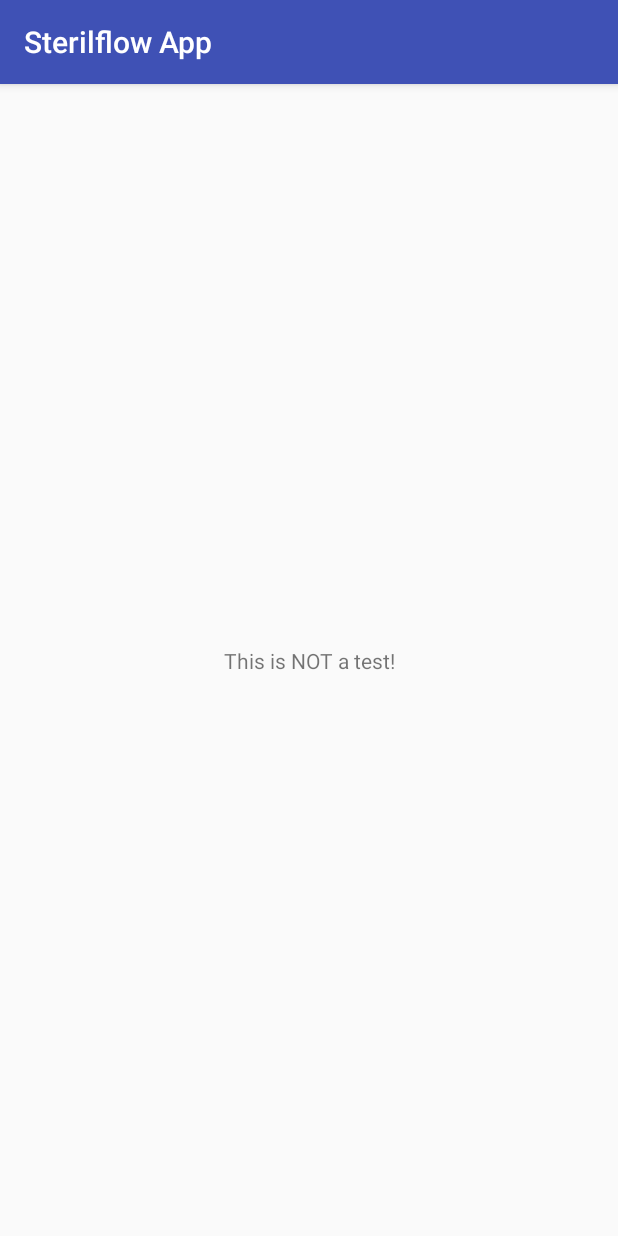
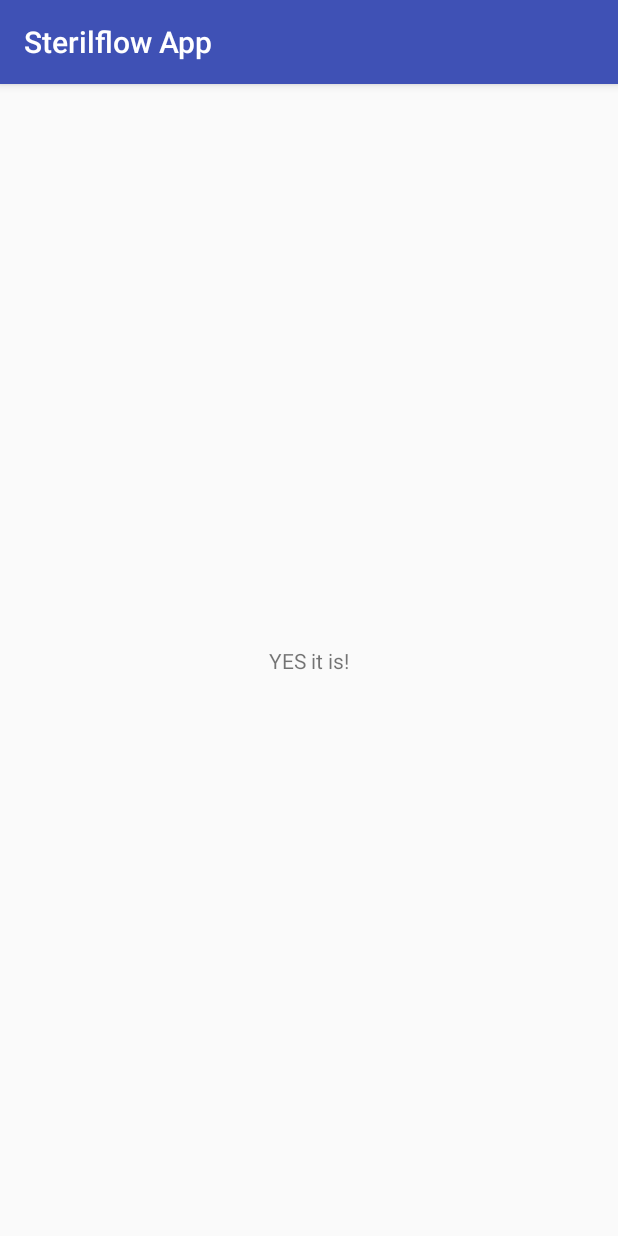
Before and after one commit to rikkepilgaard/SterilflowApp, an Android app: the screen it shows after launch (TableActivity), on a phone screen of 412 x 824 dp. Run offline under Robolectric (Android 15) with nearby library versions, the phone set to English and light mode, and no system bars.

Commit message:
This is a test from Rikkes repository

```diff
--- a/app/src/main/res/layout/activity_table.xml
+++ b/app/src/main/res/layout/activity_table.xml
@@ -10,7 +10,7 @@
         android:id="@+id/txtHelloWorld"
         android:layout_width="wrap_content"
         android:layout_height="wrap_content"
-        android:text="This is NOT a test!"
+        android:text="YES it is!"
         app:layout_constraintBottom_toBottomOf="parent"
         app:layout_constraintLeft_toLeftOf="parent"
         app:layout_constraintRight_toRightOf="parent"
```
